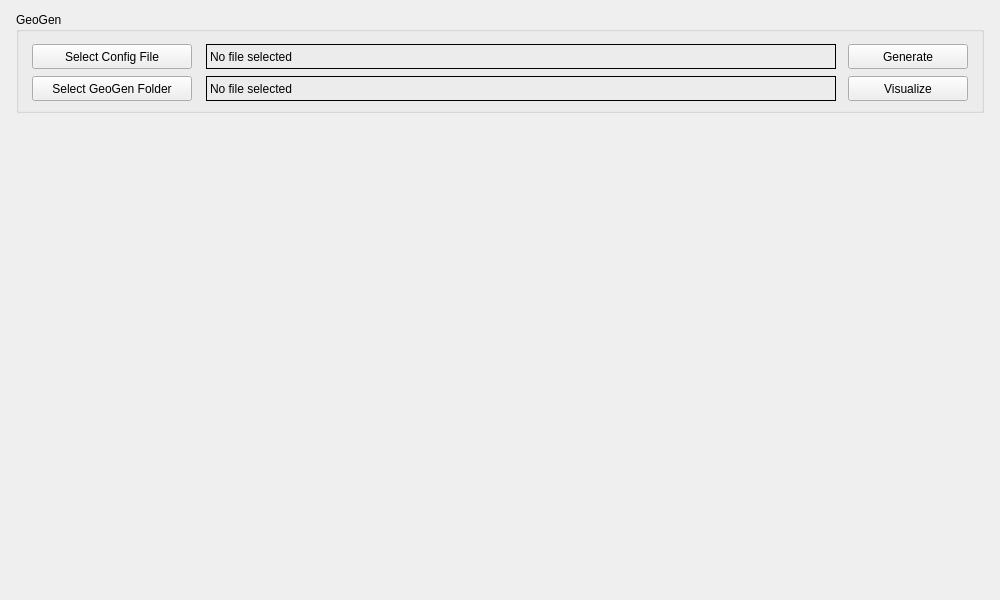
svissers/peryite, file PeryiteUI/mainwindow.ui: the form before one commit.
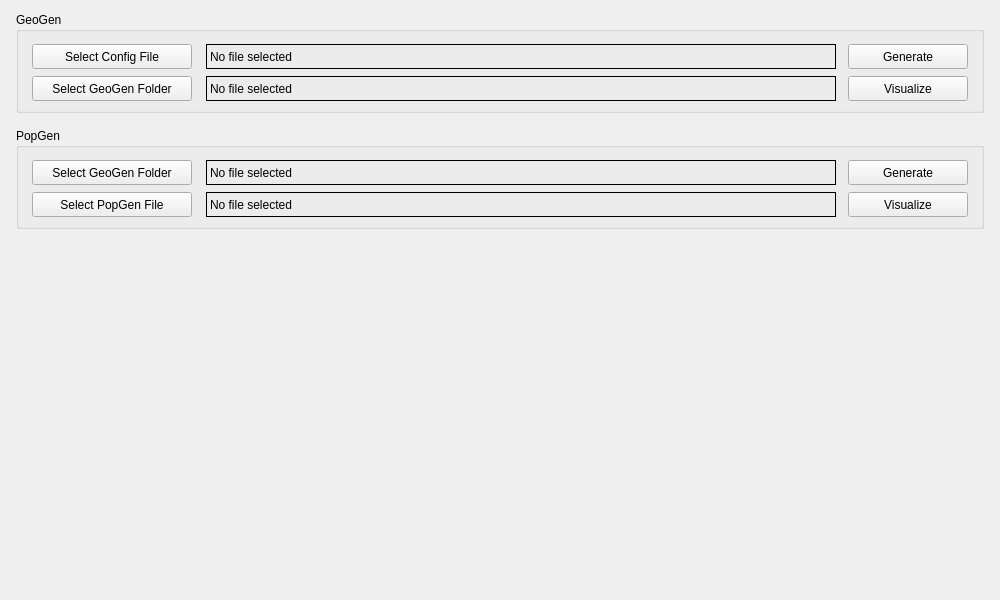
The form after the commit.

What changed in the file:
```diff
--- a/PeryiteUI/mainwindow.ui
+++ b/PeryiteUI/mainwindow.ui
@@ -115,7 +115,116 @@
       <string>Generate</string>
      </property>
     </widget>
-    <widget class="QPushButton" name="visualizeGeoGen">
+    <widget class="QPushButton" name="Geo_visualizeGeoGen">
+     <property name="geometry">
+      <rect>
+       <x>832</x>
+       <y>64</y>
+       <width>120</width>
+       <height>25</height>
+      </rect>
+     </property>
+     <property name="text">
+      <string>Visualize</string>
+     </property>
+    </widget>
+   </widget>
+   <widget class="QGroupBox" name="PopGenGroup">
+    <property name="geometry">
+     <rect>
+      <x>16</x>
+      <y>128</y>
+      <width>968</width>
+      <height>101</height>
+     </rect>
+    </property>
+    <property name="title">
+     <string>PopGen</string>
+    </property>
+    <property name="flat">
+     <bool>false</bool>
+    </property>
+    <property name="checkable">
+     <bool>false</bool>
+    </property>
+    <widget class="QLabel" name="Pop_popGenFileLabel">
+     <property name="geometry">
+      <rect>
+       <x>190</x>
+       <y>64</y>
+       <width>630</width>
+       <height>25</height>
+      </rect>
+     </property>
+     <property name="frameShape">
+      <enum>QFrame::Box</enum>
+     </property>
+     <property name="frameShadow">
+      <enum>QFrame::Plain</enum>
+     </property>
+     <property name="text">
+      <string>No file selected</string>
+     </property>
+    </widget>
+    <widget class="QPushButton" name="Pop_popGenFileSelect">
+     <property name="geometry">
+      <rect>
+       <x>16</x>
+       <y>64</y>
+       <width>160</width>
+       <height>25</height>
+      </rect>
+     </property>
+     <property name="text">
+      <string>Select PopGen File</string>
+     </property>
+    </widget>
+    <widget class="QPushButton" name="Pop_configFileSelect">
+     <property name="geometry">
+      <rect>
+       <x>16</x>
+       <y>32</y>
+       <width>160</width>
+       <height>25</height>
+      </rect>
+     </property>
+     <property name="text">
+      <string>Select GeoGen Folder</string>
+     </property>
+    </widget>
+    <widget class="QLabel" name="Pop_configFileLabel">
+     <property name="geometry">
+      <rect>
+       <x>190</x>
+       <y>32</y>
+       <width>630</width>
+       <height>25</height>
+      </rect>
+     </property>
+     <property name="frameShape">
+      <enum>QFrame::Box</enum>
+     </property>
+     <property name="frameShadow">
+      <enum>QFrame::Plain</enum>
+     </property>
+     <property name="text">
+      <string>No file selected</string>
+     </property>
+    </widget>
+    <widget class="QPushButton" name="Pop_generatePopGen">
+     <property name="geometry">
+      <rect>
+       <x>832</x>
+       <y>32</y>
+       <width>120</width>
+       <height>25</height>
+      </rect>
+     </property>
+     <property name="text">
+      <string>Generate</string>
+     </property>
+    </widget>
+    <widget class="QPushButton" name="Pop_visualizePopGen">
      <property name="geometry">
       <rect>
        <x>832</x>
```
Left out of the diff: 10 changed lines with no effect on the pictures.
